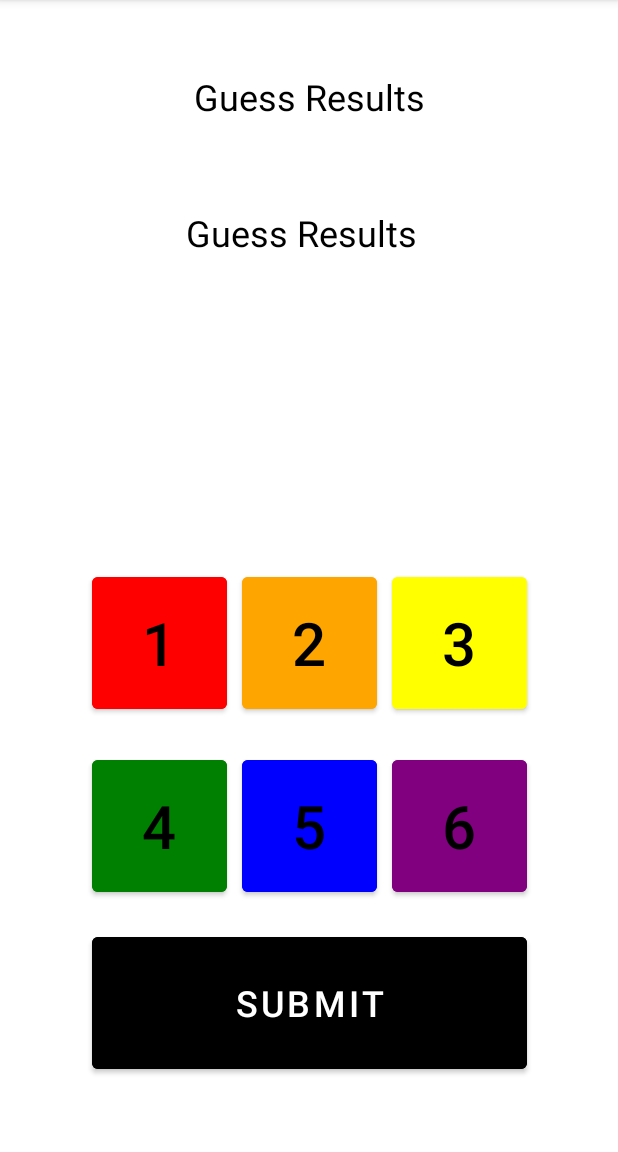
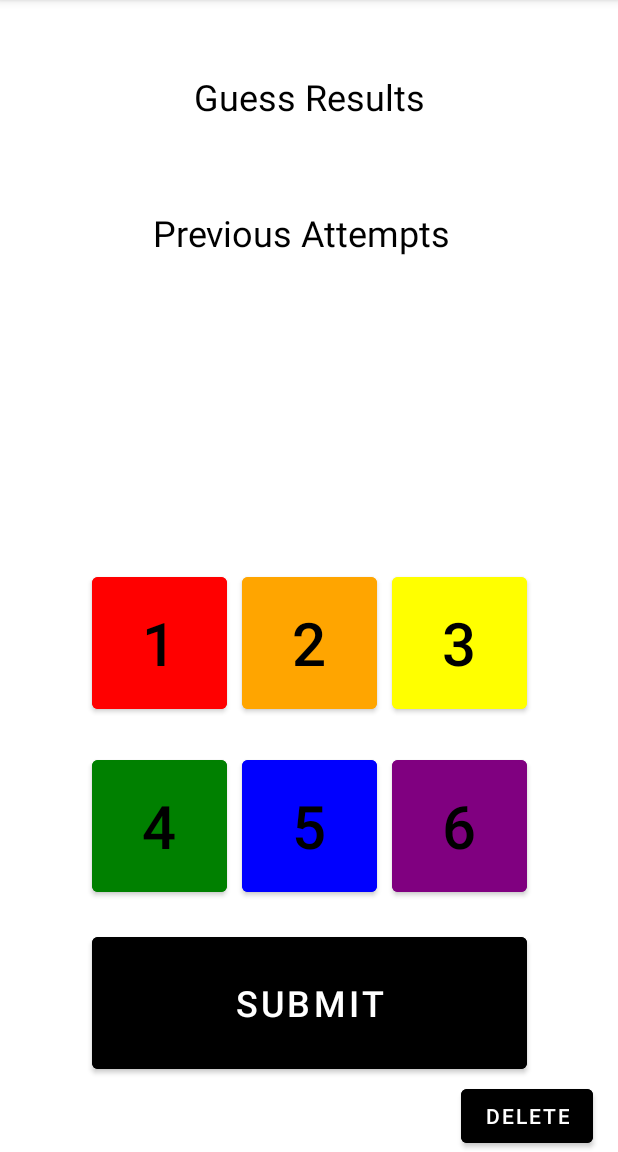
Before and after one commit to heemalmorakhia/CipherText, an Android app: the GameActivity screen opened directly, with no data from a screen before it, on a phone screen of 412 x 824 dp, the part 84-1236 px from its top. Run offline under Robolectric (Android 15) with nearby library versions, the phone set to English and light mode, and no system bars.

Commit message:
User can delete

```diff
--- a/app/src/main/java/com/example/group_6_csci_4176/GameActivity.kt
+++ b/app/src/main/java/com/example/group_6_csci_4176/GameActivity.kt
@@ -55,6 +55,9 @@ class GameActivity : AppCompatActivity() {
         value5Button.setOnClickListener(_value5Clicked)
         val value6Button = findViewById<Button>(R.id.value6Button)
         value6Button.setOnClickListener(_value6Clicked)
+
+        val deleteButton = findViewById<Button>(R.id.deleteButton)
+        deleteButton.setOnClickListener(_deleteButtonClicked)
 
         /*
         https://stackoverflow.com/questions/12227310/how-can-we-use-a-variable-in-r-id
@@ -137,6 +140,14 @@ class GameActivity : AppCompatActivity() {
     }
 
     @SuppressLint("SuspiciousIndentation")
+    private val _deleteButtonClicked = View.OnClickListener {
+        guessedPatternIndex -= 1
+        guessedPattern[guessedPatternIndex] = 0
+        userInput("", "#00FFFFFF", guessedPatternIndex)
+    }
+
+
+    @SuppressLint("SuspiciousIndentation")
     private val _submitClicked = View.OnClickListener {
         // Create the guessed pattern array
         // var guessedPattern = IntArray(gameEngine.GetCodeLength())
--- a/app/src/main/res/layout/activity_game.xml
+++ b/app/src/main/res/layout/activity_game.xml
@@ -24,7 +24,7 @@
         android:id="@+id/resultsText2"
         android:layout_width="279dp"
         android:layout_height="77dp"
-        android:text="Guess Results"
+        android:text="Previous Attempts"
         android:textAlignment="center"
         android:textColor="#000000"
         android:textSize="24sp"
@@ -136,9 +136,21 @@
         android:orientation="horizontal"
         app:layout_constraintBottom_toBottomOf="parent"
         app:layout_constraintEnd_toEndOf="parent"
-        app:layout_constraintHorizontal_bias="0.508"
         app:layout_constraintStart_toStartOf="parent"
         app:layout_constraintTop_toTopOf="parent"
-        app:layout_constraintVertical_bias="0.393"></LinearLayout>
+        app:layout_constraintVertical_bias="0.366"></LinearLayout>
+
+    <Button
+        android:id="@+id/deleteButton"
+        android:layout_width="wrap_content"
+        android:layout_height="wrap_content"
+        android:backgroundTint="#000000"
+        android:text="@string/delete_button"
+        app:layout_constraintBottom_toBottomOf="parent"
+        app:layout_constraintEnd_toEndOf="parent"
+        app:layout_constraintHorizontal_bias="0.949"
+        app:layout_constraintStart_toStartOf="parent"
+        app:layout_constraintTop_toTopOf="parent"
+        app:layout_constraintVertical_bias="1.0" />
 
 </androidx.constraintlayout.widget.ConstraintLayout>
--- a/app/src/main/res/values/strings.xml
+++ b/app/src/main/res/values/strings.xml
@@ -9,4 +9,5 @@
 
     <string name="hello_first_fragment">Hello first fragment</string>
     <string name="hello_second_fragment">Hello second fragment. Arg: %1$s</string>
+    <string name="delete_button">Delete</string>
 </resources>
```
